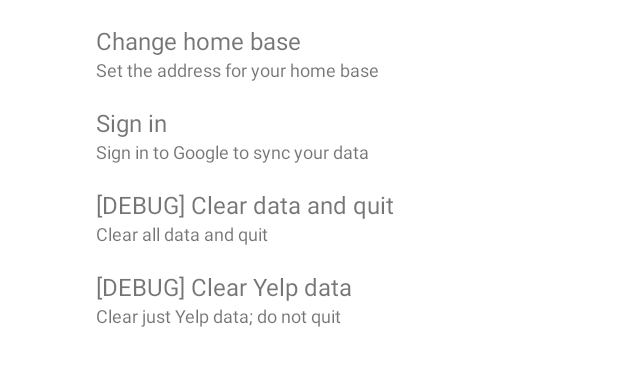
After one commit to rschoen/radius, an Android app: the layout fragment_settings.xml on its own in the app's theme, with its tools: preview values and no code run, on a phone screen of 412 x 824 dp. The commit adds this screen. Shown: the top 366 px of the screen. Run offline under Robolectric (Android 15) with nearby library versions, the phone set to English and light mode, and no system bars.

Commit message:
Refactor overflow menu into settings page in preparation for sign in Increased contrast ratio for some icons

```diff
--- a/app/src/main/java/com/ryanschoen/radius/ui/map/MapFragment.kt
+++ b/app/src/main/java/com/ryanschoen/radius/ui/map/MapFragment.kt
@@ -71,12 +71,6 @@ class MapFragment : RadiusFragment(), OnMapReadyCallback, OnRequestPermissionsRe
                 this.findNavController()
                     .navigate(MapFragmentDirections.actionNavigationMapToNavigationSetup(false))
                 viewModel.onNavigateToSetupDone()
-            }
-        }
-
-        viewModel.quitActivity.observe(viewLifecycleOwner) { quit ->
-            if (quit) {
-                requireActivity().finish()
             }
         }
 
--- a/app/src/main/java/com/ryanschoen/radius/ui/venues/VenuesFragment.kt
+++ b/app/src/main/java/com/ryanschoen/radius/ui/venues/VenuesFragment.kt
@@ -39,11 +39,6 @@ class VenuesFragment : RadiusFragment() {
             }
         }
 
-        viewModel.quitActivity.observe(viewLifecycleOwner) { quit ->
-            if (quit) {
-                requireActivity().finish()
-            }
-        }
 
         (viewModel as VenuesViewModel).venues.observe(viewLifecycleOwner) { venues ->
             if (!listLoaded) {
--- a/app/src/main/res/drawable/baseline_change_circle_36.xml
+++ b/app/src/main/res/drawable/baseline_change_circle_36.xml
@@ -1,4 +1,4 @@
-<vector android:height="36dp" android:tint="#24A5EA"
+<vector android:height="36dp" android:tint="#2070E0"
     android:viewportHeight="24" android:viewportWidth="24"
     android:width="36dp" xmlns:android="http://schemas.android.com/apk/res/android">
     <path android:fillColor="@android:color/white" android:pathData="M12,2C6.48,2 2,6.48 2,12c0,5.52 4.48,10 10,10s10,-4.48 10,-10C22,6.48 17.52,2 12,2zM12.06,19v-2.01c-0.02,0 -0.04,0 -0.06,0c-1.28,0 -2.56,-0.49 -3.54,-1.46c-1.71,-1.71 -1.92,-4.35 -0.64,-6.29l1.1,1.1c-0.71,1.33 -0.53,3.01 0.59,4.13c0.7,0.7 1.62,1.03 2.54,1.01v-2.14l2.83,2.83L12.06,19zM16.17,14.76l-1.1,-1.1c0.71,-1.33 0.53,-3.01 -0.59,-4.13C13.79,8.84 12.9,8.5 12,8.5c-0.02,0 -0.04,0 -0.06,0v2.15L9.11,7.83L11.94,5v2.02c1.3,-0.02 2.61,0.45 3.6,1.45C17.24,10.17 17.45,12.82 16.17,14.76z"/>
--- a/app/src/main/res/drawable/baseline_pending_36.xml
+++ b/app/src/main/res/drawable/baseline_pending_36.xml
@@ -1,4 +1,4 @@
-<vector android:height="36dp" android:tint="#24A5EA"
+<vector android:height="36dp" android:tint="#2070E0"
     android:viewportHeight="24" android:viewportWidth="24"
     android:width="36dp" xmlns:android="http://schemas.android.com/apk/res/android">
     <path android:fillColor="@android:color/white" android:pathData="M12,2C6.48,2 2,6.48 2,12c0,5.52 4.48,10 10,10s10,-4.48 10,-10C22,6.48 17.52,2 12,2zM7,13.5c-0.83,0 -1.5,-0.67 -1.5,-1.5c0,-0.83 0.67,-1.5 1.5,-1.5s1.5,0.67 1.5,1.5C8.5,12.83 7.83,13.5 7,13.5zM12,13.5c-0.83,0 -1.5,-0.67 -1.5,-1.5c0,-0.83 0.67,-1.5 1.5,-1.5s1.5,0.67 1.5,1.5C13.5,12.83 12.83,13.5 12,13.5zM17,13.5c-0.83,0 -1.5,-0.67 -1.5,-1.5c0,-0.83 0.67,-1.5 1.5,-1.5s1.5,0.67 1.5,1.5C18.5,12.83 17.83,13.5 17,13.5z"/>
--- /dev/null
+++ b/app/src/main/res/layout/fragment_settings.xml
@@ -0,0 +1,171 @@
+<?xml version="1.0" encoding="utf-8"?>
+<ScrollView xmlns:android="http://schemas.android.com/apk/res/android"
+    xmlns:app="http://schemas.android.com/apk/res-auto"
+    xmlns:tools="http://schemas.android.com/tools"
+    android:layout_width="match_parent"
+    android:layout_height="match_parent"
+    tools:layout_editor_absoluteX="1dp"
+    tools:layout_editor_absoluteY="117dp">
+
+
+    <androidx.constraintlayout.widget.ConstraintLayout
+        android:layout_width="match_parent"
+        android:layout_height="wrap_content">
+
+        <LinearLayout
+            android:layout_width="match_parent"
+            android:layout_height="wrap_content"
+            android:orientation="vertical"
+            app:layout_constraintStart_toStartOf="parent"
+            app:layout_constraintTop_toTopOf="parent"
+            android:layout_marginStart="@dimen/margin_huge">
+
+        <LinearLayout
+            android:id="@+id/change_home_base_button"
+            android:layout_width="match_parent"
+            android:layout_height="wrap_content"
+            android:orientation="vertical"
+            android:background="?attr/selectableItemBackground"
+            android:clickable="true">
+                    <TextView
+                        android:id="@+id/change_home_base_title"
+                        android:layout_width="wrap_content"
+                        android:layout_height="wrap_content"
+                        android:layout_marginTop="16dp"
+                        android:text="@string/change_home_base"
+                        android:textSize="16sp" />
+
+                    <TextView
+                        android:id="@+id/change_home_base"
+                        android:layout_width="match_parent"
+                        android:layout_height="wrap_content"
+                        android:layout_marginTop="0dp"
+                        android:text="@string/set_the_address_for_your_home_base"
+                        android:textSize="12sp"
+                        app:layout_constraintEnd_toEndOf="parent" />
+        </LinearLayout>
+
+        <LinearLayout
+            android:id="@+id/sign_in_button"
+            android:layout_width="match_parent"
+            android:layout_height="wrap_content"
+            android:orientation="vertical"
+            android:background="?attr/selectableItemBackground"
+            android:clickable="true">
+            <TextView
+                android:id="@+id/sign_in_title"
+                android:layout_width="match_parent"
+                android:layout_height="wrap_content"
+                android:layout_marginTop="16dp"
+                android:text="@string/sign_in"
+                android:textSize="16sp" />
+
+            <TextView
+                android:id="@+id/sign_in"
+                android:layout_width="match_parent"
+                android:layout_height="wrap_content"
+                android:layout_marginTop="0dp"
+                android:text="@string/sign_in_to_google_to_sync_your_data"
+                android:textSize="12sp" />
+        </LinearLayout>
+
+        <LinearLayout
+            android:id="@+id/clear_data_button"
+            android:layout_width="match_parent"
+            android:layout_height="wrap_content"
+            android:orientation="vertical"
+            android:background="?attr/selectableItemBackground"
+            android:clickable="true"
+            android:visibility="gone"
+            tools:visibility="visible">
+            <TextView
+                android:id="@+id/clear_data_title"
+                android:layout_width="match_parent"
+                android:layout_height="wrap_content"
+                android:layout_marginTop="16dp"
+                android:text="@string/debug_clear_data_and_quit"
+                android:textSize="16sp" />
+
+            <TextView
+                android:id="@+id/clear_data"
+                android:layout_width="match_parent"
+                android:layout_height="wrap_content"
+                android:layout_marginTop="0dp"
+                android:text="@string/clear_all_data_and_quit"
+                android:textSize="12sp" />
+        </LinearLayout>
+        <LinearLayout
+            android:id="@+id/clear_yelp_data_button"
+            android:layout_width="match_parent"
+            android:layout_height="wrap_content"
+            android:orientation="vertical"
+            android:background="?attr/selectableItemBackground"
+            android:clickable="true"
+            android:visibility="gone"
+            tools:visibility="visible">
+            <TextView
+                android:id="@+id/clear_yelp_data_title"
+                android:layout_width="match_parent"
+                android:layout_height="wrap_content"
+                android:layout_marginTop="16dp"
+                android:text="@string/debug_clear_yelp_data"
+                android:textSize="16sp" />
+
+            <TextView
+                android:id="@+id/clear_yelp_data"
+                android:layout_width="match_parent"
+                android:layout_height="wrap_content"
+                android:text="@string/clear_just_yelp_data_do_not_quit"
+                android:textSize="12sp" />
+        </LinearLayout>
+        </LinearLayout>
+    <com.google.android.material.card.MaterialCardView
+        android:id="@+id/loading_venues_spinner_card"
+        android:layout_width="wrap_content"
+        android:layout_height="wrap_content"
+        android:gravity="center"
+        android:orientation="vertical"
+        android:visibility="gone"
+        app:cardCornerRadius="3dp"
+        app:cardElevation="4dp"
+        app:layout_constraintBottom_toBottomOf="parent"
+        app:layout_constraintEnd_toEndOf="parent"
+        app:layout_constraintStart_toStartOf="parent"
+        app:layout_constraintTop_toTopOf="parent"
+        tools:visibility="gone">
+
+        <androidx.constraintlayout.widget.ConstraintLayout
+            android:layout_width="match_parent"
+            android:layout_height="match_parent">
+
+
+            <ProgressBar
+                android:id="@+id/progress_circle"
+                style="?android:attr/progressBarStyleLarge"
+                android:layout_width="wrap_content"
+                android:layout_height="wrap_content"
+                android:layout_margin="@dimen/margin_normal"
+                app:layout_constraintEnd_toEndOf="parent"
+                app:layout_constraintStart_toStartOf="parent"
+                app:layout_constraintTop_toTopOf="parent" />
+
+            <TextView
+                android:id="@+id/refreshing_venues_text"
+                android:layout_width="wrap_content"
+                android:layout_height="wrap_content"
+                android:layout_margin="@dimen/margin_normal"
+                android:text="@string/refreshing_venue_data"
+                app:layout_constraintBottom_toBottomOf="parent"
+                app:layout_constraintEnd_toEndOf="@+id/progress_circle"
+                app:layout_constraintStart_toStartOf="@+id/progress_circle"
+                app:layout_constraintTop_toBottomOf="@+id/progress_circle" />
+        </androidx.constraintlayout.widget.ConstraintLayout>
+
+    </com.google.android.material.card.MaterialCardView>
+    </androidx.constraintlayout.widget.ConstraintLayout>
+
+
+
+
+
+</ScrollView>
--- a/app/src/main/res/menu/bottom_nav_menu.xml
+++ b/app/src/main/res/menu/bottom_nav_menu.xml
@@ -11,4 +11,9 @@
         android:icon="@drawable/baseline_location_city_24"
         android:title="@string/title_venues" />
 
+    <item
+        android:id="@+id/navigation_settings"
+        android:icon="@drawable/baseline_settings_24"
+        android:title="@string/title_settings" />
+
 </menu>
--- a/app/src/main/res/values/strings.xml
+++ b/app/src/main/res/values/strings.xml
@@ -37,4 +37,11 @@
     <string name="welcome_paragraph">Radius shows you all the restaurants and bars around you, and help you keep track of which ones you\'ve tried.\n\nTry all the venues in your neighborhood to push your Radius higher!</string>
     <string name="a_person_happily_walking_to_a_restaurant">A person happily walking to a restaurant</string>
     <string name="refreshing_venue_data">Refreshing venue data…</string>
+    <string name="title_settings">Settings</string>
+    <string name="debug_clear_data_and_quit">[DEBUG] Clear data and quit</string>
+    <string name="clear_all_data_and_quit">Clear all data and quit</string>
+    <string name="clear_just_yelp_data_do_not_quit">Clear just Yelp data; do not quit</string>
+    <string name="set_the_address_for_your_home_base">Set the address for your home base</string>
+    <string name="sign_in">Sign in</string>
+    <string name="sign_in_to_google_to_sync_your_data">Sign in to Google to sync your data</string>
 </resources>
```
Also changed, not shown: app/src/main/java/com/ryanschoen/radius/ui/RadiusFragment.kt (+0 -44 lines), app/src/main/java/com/ryanschoen/radius/ui/RadiusViewModel.kt (+0 -16 lines), app/src/main/java/com/ryanschoen/radius/ui/settings/SettingsFragment.kt (added, +109 -0 lines), app/src/main/java/com/ryanschoen/radius/ui/settings/SettingsViewModel.kt (added, +31 -0 lines), app/src/main/res/navigation/mobile_navigation.xml (+9 -0 lines).
